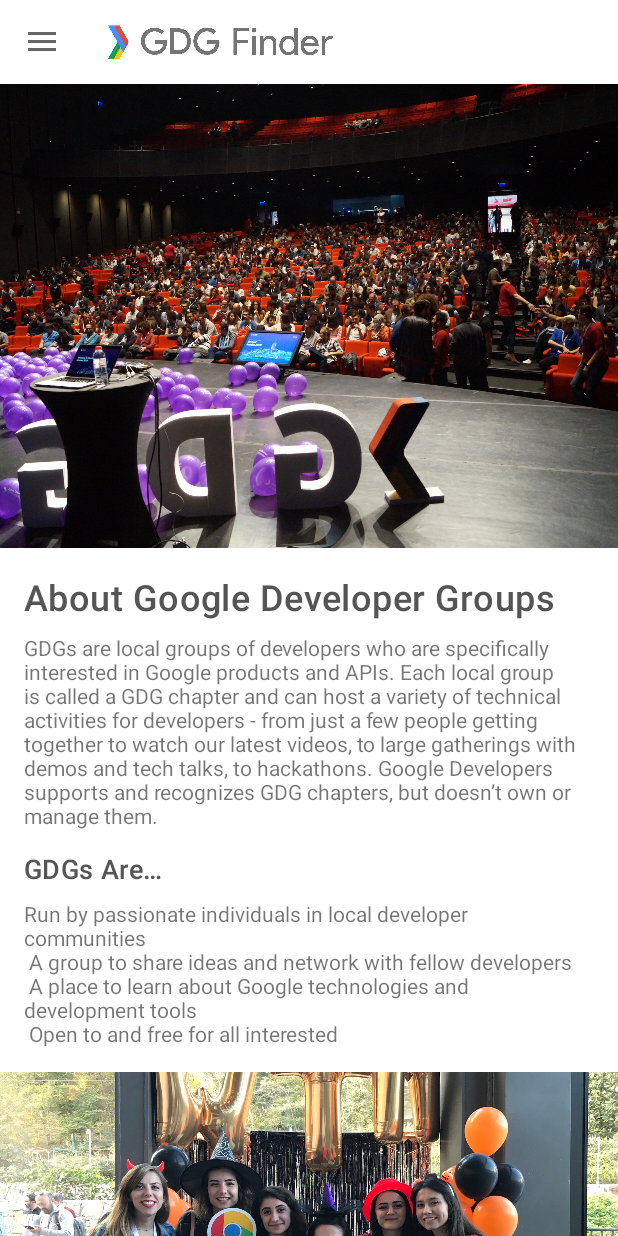
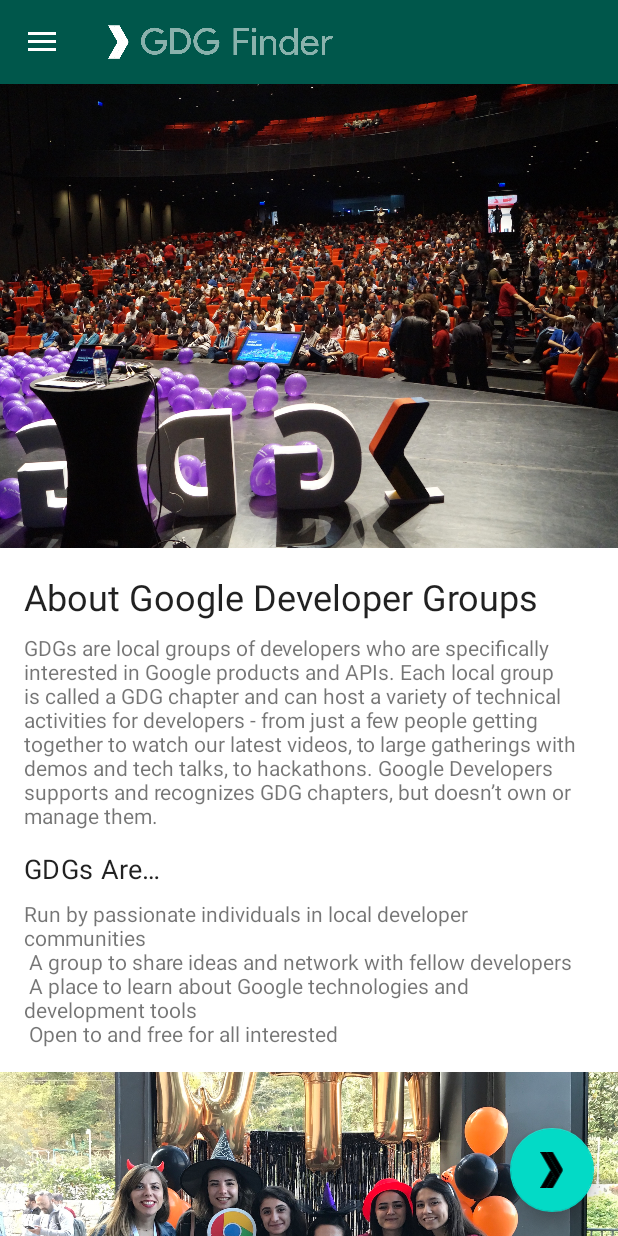
Before and after one commit to DenWhiteHouse/andfun-kotlin-gdg-finder, an Android app: the screen it shows after launch (MainActivity), on a phone screen of 412 x 824 dp. Run offline under Robolectric (Android 15) with nearby library versions, the phone set to English and light mode, and no system bars; our stand-ins replace data binding, navigation-ui; Roboto replaces fonts that are not available here.

Commit message:
Updating Material Design

```diff
--- a/app/src/main/java/com/example/android/gdgfinder/home/HomeFragment.kt
+++ b/app/src/main/java/com/example/android/gdgfinder/home/HomeFragment.kt
@@ -5,8 +5,11 @@ import android.view.LayoutInflater
 import android.view.View
 import android.view.ViewGroup
 import androidx.fragment.app.Fragment
+import androidx.lifecycle.Observer
 import androidx.lifecycle.ViewModelProviders
+import androidx.navigation.findNavController
 import com.example.android.gdgfinder.R
+import com.example.android.gdgfinder.databinding.HomeFragmentBinding
 
 class HomeFragment : Fragment() {
 
@@ -20,9 +23,21 @@ class HomeFragment : Fragment() {
         inflater: LayoutInflater, container: ViewGroup?,
         savedInstanceState: Bundle?
     ): View? {
-        val view = inflater.inflate(R.layout.home_fragment, container, false)
+        val binding = HomeFragmentBinding.inflate(inflater)
         viewModel = ViewModelProviders.of(this).get(HomeViewModel::class.java)
+        binding.viewModel = viewModel
 
-        return view
+        viewModel.navigateToSearch.observe(viewLifecycleOwner,
+            Observer<Boolean> { shouldNavigate ->
+                if (shouldNavigate == true) {
+                    val navController = binding.root.findNavController()
+                    navController.navigate(R.id.action_homeFragment_to_gdgListFragment)
+                    viewModel.onNavigatedToSearch()
+                }
+            })
+
+
+
+        return binding.root
     }
 }
--- a/app/src/main/res/layout/activity_main.xml
+++ b/app/src/main/res/layout/activity_main.xml
@@ -11,6 +11,8 @@
                 android:orientation="vertical">
 
             <androidx.appcompat.widget.Toolbar
+                    android:theme="@style/ThemeOverlay.MaterialComponents.Dark.ActionBar"
+                    android:background="?attr/colorPrimaryDark"
                     android:id="@+id/toolbar"
                     android:layout_width="match_parent"
                     android:layout_height="?attr/actionBarSize">
@@ -19,6 +21,7 @@
                         android:layout_width="150dp"
                         android:layout_height="match_parent"
                         app:srcCompat="@drawable/logo"
+                        android:tint="?colorOnPrimary"
                         android:contentDescription="@string/app_name"/>
             </androidx.appcompat.widget.Toolbar>
 
--- a/app/src/main/res/layout/home_fragment.xml
+++ b/app/src/main/res/layout/home_fragment.xml
@@ -1,7 +1,15 @@
 <?xml version="1.0" encoding="utf-8"?>
-<ScrollView xmlns:android="http://schemas.android.com/apk/res/android"
-            xmlns:tools="http://schemas.android.com/tools"
-            xmlns:app="http://schemas.android.com/apk/res-auto"
+
+<layout xmlns:android="http://schemas.android.com/apk/res/android" xmlns:tools="http://schemas.android.com/tools"
+        xmlns:app="http://schemas.android.com/apk/res-auto">
+    <data>
+        <variable name="viewModel" type="com.example.android.gdgfinder.home.HomeViewModel"/>
+
+    </data>
+    <androidx.coordinatorlayout.widget.CoordinatorLayout
+            android:layout_height="match_parent"
+            android:layout_width="match_parent">
+        <androidx.core.widget.NestedScrollView
                 android:layout_height="match_parent"
                 android:layout_width="match_parent">
 
@@ -25,7 +33,7 @@
 
                 <TextView
                         android:id="@+id/title"
-                style="@style/TextAppearance.Title"
+                        android:textAppearance="?textAppearanceHeadline5"
                         android:layout_width="0dp"
                         android:layout_height="wrap_content"
                         android:text="@string/about_google_developer_groups"
@@ -46,7 +54,7 @@
 
                 <TextView
                         android:id="@+id/subtitle"
-                style="@style/TextAppearance.Subtitle"
+                        android:textAppearance="?textAppearanceHeadline6"
                         android:layout_width="0dp"
                         android:layout_height="wrap_content"
                         android:text="@string/gdgs_are"
@@ -82,7 +90,7 @@
                         android:id="@+id/start_grid"
                         android:layout_width="wrap_content"
                         android:layout_height="wrap_content"
-                app:layout_constraintGuide_begin="16dp"
+                        app:layout_constraintGuide_begin="@dimen/spacing_normal"
                         android:orientation="vertical"/>
 
                 <androidx.constraintlayout.widget.Guideline
@@ -90,6 +98,16 @@
                         android:layout_width="wrap_content"
                         android:layout_height="wrap_content"
                         android:orientation="vertical"
-                app:layout_constraintGuide_end="16dp"/>
+                        app:layout_constraintGuide_end="@dimen/spacing_normal"/>
             </androidx.constraintlayout.widget.ConstraintLayout>
-</ScrollView>
+        </androidx.core.widget.NestedScrollView>
+        <com.google.android.material.floatingactionbutton.FloatingActionButton
+                android:layout_width="wrap_content"
+                android:layout_height="wrap_content"
+                android:layout_gravity="bottom|end"
+                android:layout_margin="16dp"
+                app:srcCompat="@drawable/ic_gdg"
+                android:onClick="@{() -> viewModel.onFabClicked()}"
+        />
+    </androidx.coordinatorlayout.widget.CoordinatorLayout>
+</layout>
--- a/app/src/main/res/values/dimens.xml
+++ b/app/src/main/res/values/dimens.xml
@@ -1,4 +1,6 @@
 <?xml version="1.0" encoding="utf-8"?>
 <resources>
+    <dimen name="spacing_normal">16dp</dimen>
+
 
 </resources>
--- a/app/src/main/res/values/styles.xml
+++ b/app/src/main/res/values/styles.xml
@@ -7,15 +7,13 @@
         <item name="colorPrimaryDark">@color/colorPrimaryDark</item>
         <item name="colorAccent">@color/colorAccent</item>
         <item name="android:fontFamily">@font/lobster_two</item>
+        <item name="textAppearanceHeadline6">@style/CustomHeadline6</item>
     </style>
 
-    <style name="TextAppearance.Title" parent="TextAppearance.MaterialComponents.Headline6">
-        <item name="android:textSize">24sp</item>
-        <item name="android:textColor">#555555</item>
-    </style>
-
-    <style name="TextAppearance.Subtitle" parent="TextAppearance.Title" >
+    <style name="CustomHeadline6" parent="TextAppearance.MaterialComponents.Headline6">
         <item name="android:textSize">18sp</item>
     </style>
 
+
+
 </resources>
```
Lines whose indentation alone changed are shown as unchanged.
